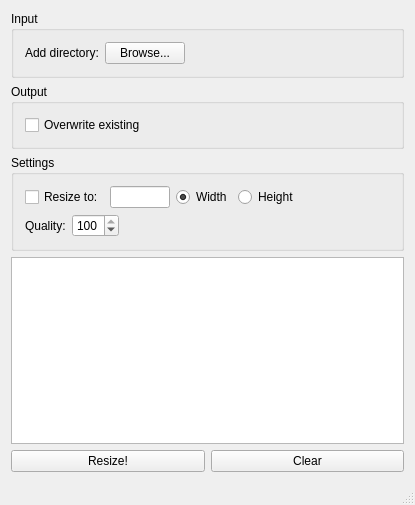
labyrinthofdreams/image-resizer-ui, file mainwindow.ui: the form before one commit.
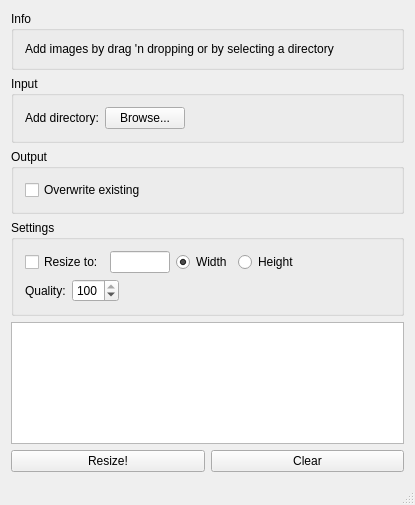
The form after the commit.

Commit message: Add info group box to UI

Diff of the .ui file:
```diff
--- a/mainwindow.ui
+++ b/mainwindow.ui
@@ -17,7 +17,23 @@
    <string>Image Resize</string>
   </property>
   <widget class="QWidget" name="centralWidget">
-   <layout class="QVBoxLayout" name="verticalLayout_4">
+   <layout class="QVBoxLayout" name="verticalLayout_5">
+    <item>
+     <widget class="QGroupBox" name="groupBox_4">
+      <property name="title">
+       <string>Info</string>
+      </property>
+      <layout class="QVBoxLayout" name="verticalLayout_4">
+       <item>
+        <widget class="QLabel" name="label_2">
+         <property name="text">
+          <string>Add images by drag 'n dropping or by selecting a directory</string>
+         </property>
+        </widget>
+       </item>
+      </layout>
+     </widget>
+    </item>
     <item>
      <widget class="QGroupBox" name="groupBox">
       <property name="title">
```
Left out of the diff: 1 changed line with no effect on the pictures.
